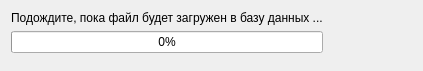
Old version of the form src/db36/progressbar.ui in the repository smurav/db36.
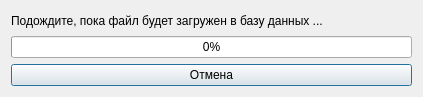
New version of the form.

Patch:
```diff
--- a/src/db36/progressbar.ui
+++ b/src/db36/progressbar.ui
@@ -7,13 +7,13 @@
     <x>0</x>
     <y>0</y>
     <width>423</width>
-    <height>71</height>
+    <height>97</height>
    </rect>
   </property>
   <property name="windowTitle">
    <string>Загрузка файла</string>
   </property>
-  <layout class="QFormLayout" name="formLayout">
+  <layout class="QGridLayout" name="gridLayout">
    <item row="0" column="0">
     <layout class="QVBoxLayout" name="verticalLayout">
      <item>
@@ -32,6 +32,13 @@
      </item>
     </layout>
    </item>
+   <item row="1" column="0">
+    <widget class="QPushButton" name="cancel_button_">
+     <property name="text">
+      <string>Отмена</string>
+     </property>
+    </widget>
+   </item>
   </layout>
  </widget>
  <resources/>
```
Left out of the diff: 19 changed lines with no effect on the pictures.
